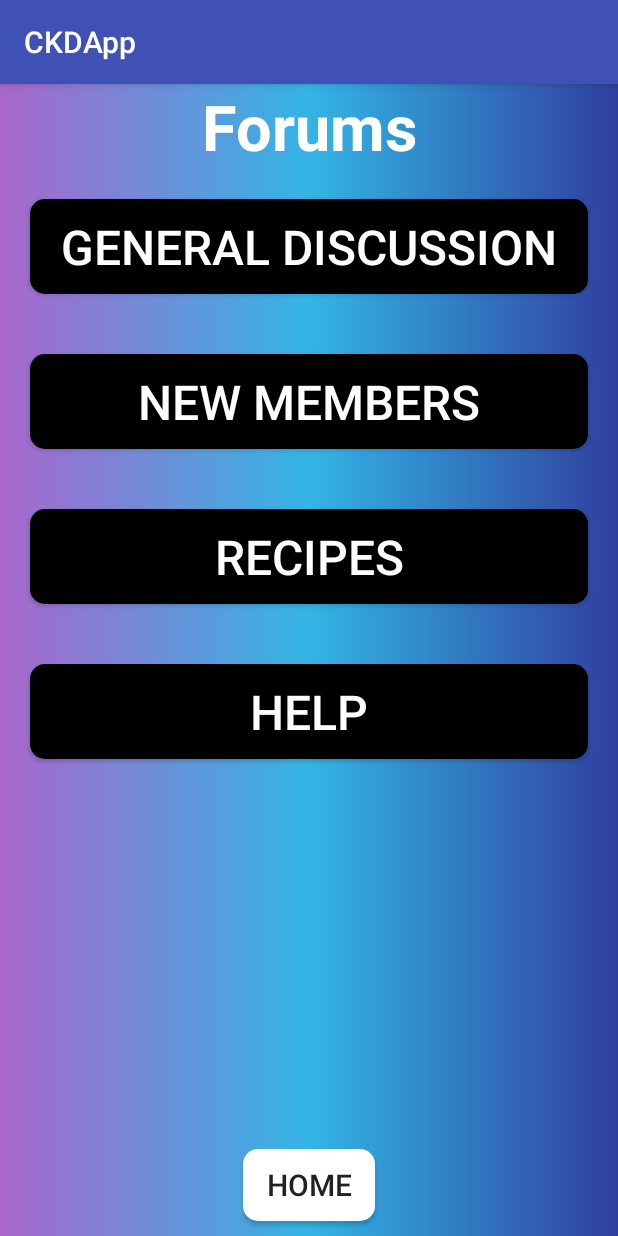
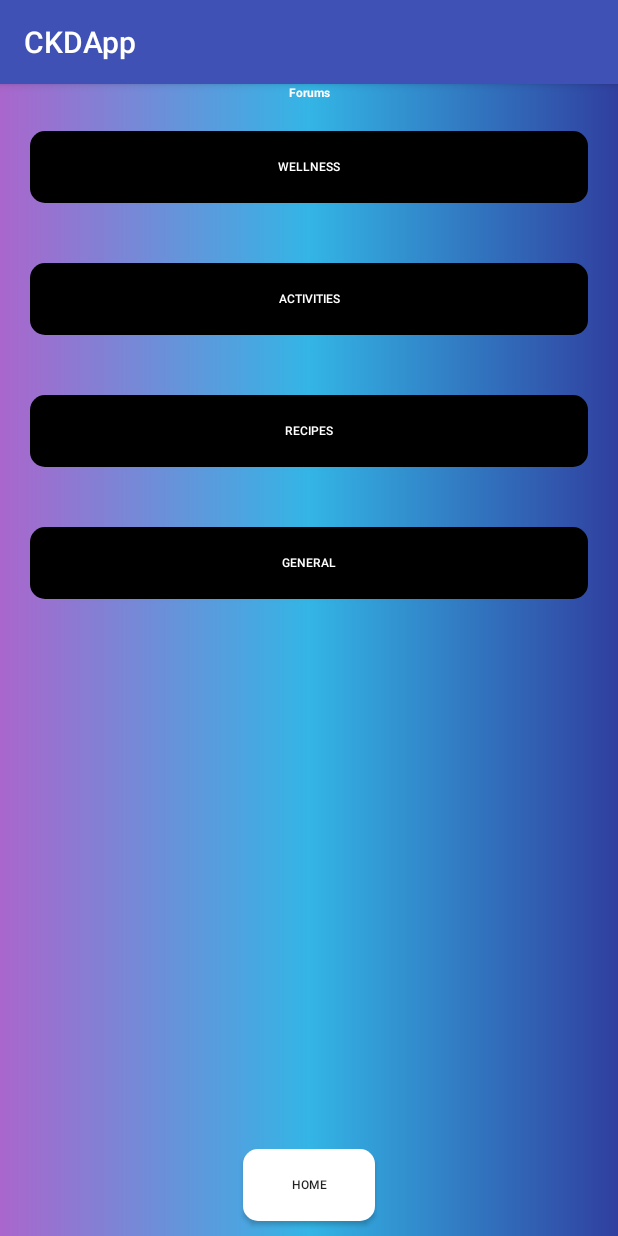
Before and after one commit to rav-singh/CKDApp, an Android app: the Social screen opened directly, with no data from a screen before it, on a phone screen of 412 x 824 dp. Run offline under Robolectric (Android 15) with nearby library versions, the phone set to English and light mode, and no system bars; our stand-ins replace Firebase (no records; nobody signed in at launch, a user with empty details on screens opened directly).

Commit message:
Updated Community Categories and text size using dimens.xml

```diff
--- a/app/src/main/java/CKD/Android/Social.java
+++ b/app/src/main/java/CKD/Android/Social.java
@@ -49,13 +49,16 @@ public class Social extends AppCompatActivity
 
     private void initializeButtons()
     {
+        Button wellness = findViewById(R.id.Social_Btn_Wellness);
+        buttonMap.put(wellness,"Wellness");
+
+        Button recipes= findViewById(R.id.Social_Btn_Recipes);
+        buttonMap.put(recipes,"Recipies");
+
+        Button activities = findViewById(R.id.Social_Btn_Activities);
+        buttonMap.put(activities,"Activies");
+
         Button general = findViewById(R.id.Social_Btn_General);
         buttonMap.put(general,"General");
-        Button _new = findViewById(R.id.Social_Btn_NewMembers);
-        buttonMap.put(_new,"New Members");
-        Button recipies= findViewById(R.id.Social_Btn_Recipes);
-        buttonMap.put(recipies,"Recipies");
-        Button help = findViewById(R.id.Social_Btn_Help);
-        buttonMap.put(help,"Help");
     }
 }
--- a/app/src/main/res/layout/activity_social.xml
+++ b/app/src/main/res/layout/activity_social.xml
@@ -13,7 +13,7 @@
         android:layout_height="wrap_content"
         android:text="Forums"
         android:textAlignment="center"
-        android:textSize="42sp"
+        android:textSize="@dimen/text_size_xlarge"
         android:textStyle="bold"
         android:textColor="@android:color/white"/>
 
@@ -25,27 +25,26 @@
         android:layout_gravity="center_vertical">
 
         <Button
-            android:id="@+id/Social_Btn_General"
+            android:id="@+id/Social_Btn_Wellness"
             android:layout_width="match_parent"
             android:layout_height="wrap_content"
             android:background="@drawable/forum_button_style"
-            android:text="General Discussion"
+            android:text="Wellness"
             android:textColor="@android:color/white"
-            android:textSize="32sp"
+            android:textSize="@dimen/text_size_large"
             android:padding="10dp"
-            android:layout_margin="20dp"
-            />
+            android:layout_margin="20dp"/>
 
         <Button
-            android:id="@+id/Social_Btn_NewMembers"
+            android:id="@+id/Social_Btn_Activities"
             android:layout_width="match_parent"
             android:layout_height="wrap_content"
             android:background="@drawable/forum_button_style"
-            android:text="New Members"
+            android:text="Activities"
             android:textColor="@android:color/white"
-            android:textSize="32sp"
+            android:textSize="@dimen/text_size_large"
             android:padding="10dp"
-            android:layout_margin="20dp"/>
+            android:layout_margin="20dp" />
 
         <Button
             android:id="@+id/Social_Btn_Recipes"
@@ -54,21 +53,20 @@
             android:background="@drawable/forum_button_style"
             android:text="Recipes"
             android:textColor="@android:color/white"
-            android:textSize="32sp"
+            android:textSize="@dimen/text_size_large"
             android:padding="10dp"
             android:layout_margin="20dp"/>
 
         <Button
-            android:id="@+id/Social_Btn_Help"
+            android:id="@+id/Social_Btn_General"
             android:layout_width="match_parent"
             android:layout_height="wrap_content"
             android:background="@drawable/forum_button_style"
-            android:text="HELP"
+            android:text="General"
             android:textColor="@android:color/white"
-            android:textSize="32sp"
+            android:textSize="@dimen/text_size_large"
             android:padding="10dp"
-            android:layout_margin="20dp"/>
-
+            android:layout_margin="20dp" />
 
         <RelativeLayout
             android:layout_width="match_parent"
@@ -78,17 +76,15 @@
                 android:id="@+id/Social_Btn_Home"
                 android:layout_height="wrap_content"
                 android:layout_width="wrap_content"
-                android:text="Home"
-                android:textSize="20sp"
-                android:padding="10dp"
-                android:layout_marginBottom="10dp"
                 android:background="@drawable/button_home_background"
                 android:layout_alignParentBottom="true"
-                android:layout_centerHorizontal="true"/>
+                android:layout_centerHorizontal="true"
+                android:text="Home"
+                android:textSize="@dimen/text_size_medium"
+                android:padding="10dp"
+                android:layout_marginBottom="10dp"/>
         </RelativeLayout>
 
         </LinearLayout>
 
-
-
 </LinearLayout>
```
